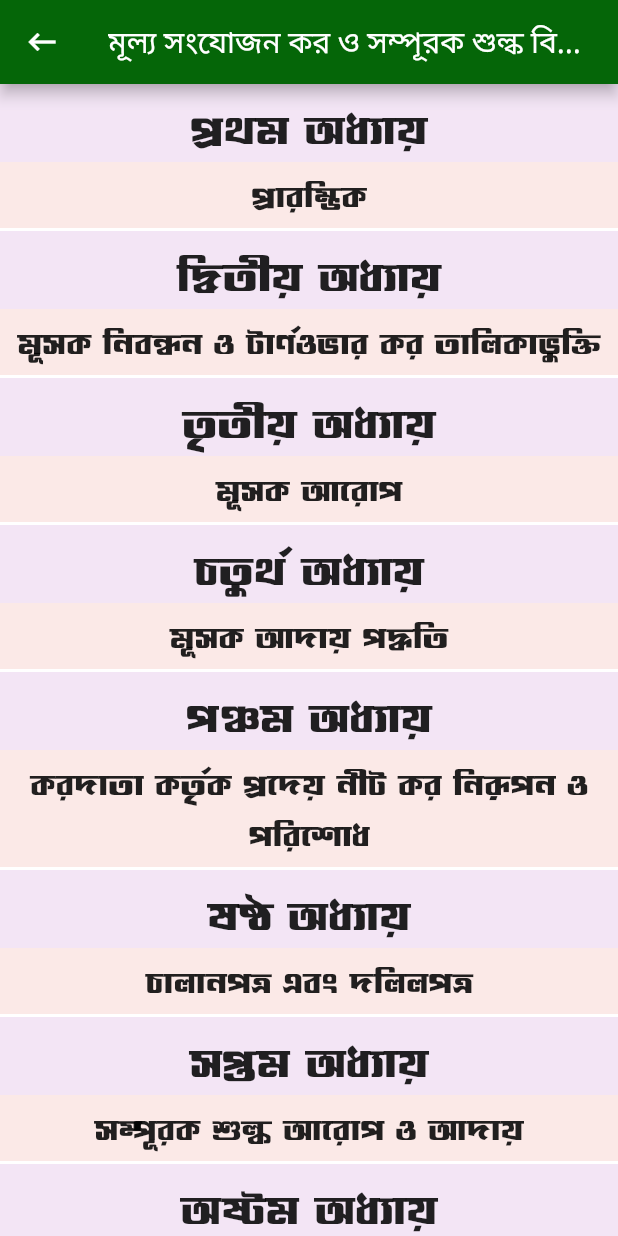
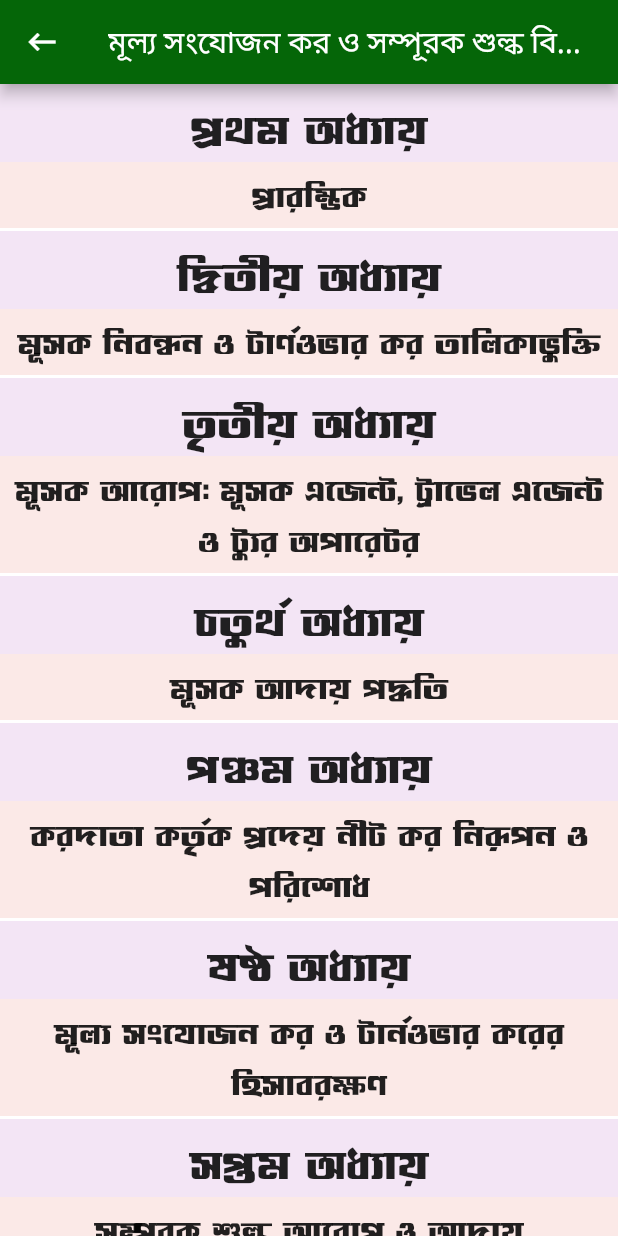
Before and after one commit to Nazmul1607081/VAT, a Flutter app: the Rule1 screen opened directly, on a phone screen of 412 x 824 dp. Run offline on Flutter 3.47's test engine with Material 2 defaults, Android fonts, the phone set to English and light mode, and no system bars; our stand-ins replace cloud_firestore, connectivity, decimal, device_info, dio, firebase_auth and 8 more; missing offline and left inert: flutter_pdfview, flutter_windowmanager; accounts and stored records are empty; network calls fail.

Commit message:
search option optimization

```diff
--- a/lib/constants.dart
+++ b/lib/constants.dart
@@ -27,7 +27,7 @@ List<LawItemSearch> lawList = [
   LawItemSearch("৩", "আইনের প্রাধান্য "),
   LawItemSearch("৪", "মূসক নিবন্ধনযোগ্য ব্যক্তি"),
   LawItemSearch("৫", "কেন্দ্রীয় বা শাখা ইউনিটের নিবন্ধন"),
-  LawItemSearch("৬", "মূসক নিবন্ধন"),
+  LawItemSearch("৬", "মূসক নিবন্ধন পদ্ধতি"),
   LawItemSearch("৭", "নিবন্ধিত ব্যক্তিবর্গের তালিকা প্রকাশ ও সংরক্ষণ"),
   LawItemSearch("৮", "স্বেচ্ছা মূসক নিবন্ধন"),
   LawItemSearch("৯", "স্বেচ্ছা মূসক নিবন্ধন"),
@@ -46,7 +46,8 @@ List<LawItemSearch> lawList = [
   LawItemSearch("১৭", "বাংলাদেশে প্রদত্ত সরবরাহ"),
   LawItemSearch("১৮", "নিবন্ধিত সরবরাহকারী এবং সরবরাহগ্রহীতা"),
   LawItemSearch("১৯", "অনাবাসিক ব্যক্তির মূসক এজেন্ট"),
-  LawItemSearch("২০", "আমদানিকৃত সেবার ক্ষেত্রে গ্রহীতার নিকট হইতে কর আদায়"),
+  LawItemSearch("২০",
+      "আমদানিকৃত সেবার ক্ষেত্রে গ্রহীতার নিকট হইতে (reverse charged) কর আদায়"),
   LawItemSearch("২১", "শূন্যহার বিশিষ্ট সরবরাহ"),
   LawItemSearch("২২", "বাংলাদেশের বাহিরে অবস্থিত ভূমি"),
   LawItemSearch("২৩", "রপ্তানির নিমিত্ত পণ্য সরবরাহ"),
@@ -62,13 +63,14 @@ List<LawItemSearch> lawList = [
   LawItemSearch("৩২ক", "বোর্ড কর্তৃক ব্যাখ্যা প্রদান"),
   LawItemSearch("৩৩", "করযোগ্য সরবরাহের উপর মূসক প্রদানকাল"),
   LawItemSearch("৩৪", "আনুক্রমিক বা পর্যাবৃত্ত সরবরাহ"),
-  LawItemSearch("৩৫", "একক ও বহুবিধ সরবরাহ"),
+  LawItemSearch("৩৫", "একই চালানে একাধিক ধরনের পণ্য ও সেবা সরবরাহ"),
   LawItemSearch("৩৬", "চলমান ব্যবসা হিসাবে প্রতিষ্ঠান বিক্রয়"),
-  LawItemSearch("৩৭", "অধিকার"),
+  LawItemSearch("৩৭",
+      "অধিকার (rights), ভবিষ্য ক্রয় বা বিক্রয়ের অধিকার (Option) এবং  ভাউচার"),
   LawItemSearch("৩৮", "আগাম মূল্য পরিশোধিত টেলিযোগাযোগ দ্রব্য ও সেবা সরবরাহ"),
   LawItemSearch("৩৯", "লটারী, লাকি ড্র, হাউজি, র‌্যাফেল ড্র এবং অনুরূপ উদ্যোগ"),
   LawItemSearch("৪০",
-      "কর্মচারী বা কর্মকর্তাকে নগদ অর্থের পরির্তে দ্রব্যের মাধ্যমে প্রদত্ত সুবিধার মূল্য"),
+      "কর্মচারী বা কর্মকর্তাকে নগদ অর্থের পরিবর্তে দ্রব্যের মাধ্যমে প্রদত্ত সুবিধার মূল্য"),
   LawItemSearch("৪১",
       "কর্মচারী বা কর্মকর্তাকে নগদ অর্থের পরির্তে দ্রব্যের মাধ্যমে প্রদত্ত সুবিধার মূল্য"),
   LawItemSearch("৪২", "বাতিলকৃত লেনদেন"),
@@ -88,18 +90,19 @@ List<LawItemSearch> lawList = [
   LawItemSearch("৫৫", "সম্পূরক শুল্ক আরোপ"),
   LawItemSearch("৫৬", "সম্পূরক শুল্ক পরিশোধে দায়ী ব্যক্তি"),
   LawItemSearch("৫৭", "সম্পূরক শুল্ক আরোপযোগ্য মূল্য"),
-  LawItemSearch("৫৮", "তামাক এবং এলকোহলযু্ক্ত পণ্যের ক্ষেত্রে বিশেষ পরিকল্প"),
+  LawItemSearch(
+      "৫৮", "তামাক এবং এ্যালকোহলযু্ক্ত পণ্যের ক্ষেত্রে বিশেষ পরিকল্প"),
   LawItemSearch("৫৯", "আমদানির উপর সম্পূরক শুল্ক আদায়"),
   LawItemSearch("৬০", "সরবরাহের উপর সম্পূরক শুল্ক আদায়"),
-  LawItemSearch("৬১", "সম্পূরক শুল্ক আদায়যোগ্য পণ্যের অনুমিত সরবরাহ"),
+  LawItemSearch("৬১", "সম্পূরক শুল্ক আরোপযোগ্য পণ্যের অনুমিত সরবরাহ"),
   LawItemSearch("৬২", "সম্পূরক শুল্কের নিমিত্ত হ্রাসকারী সমন্বয়"),
-  LawItemSearch("৬৩", "টার্ণওভার কর আরোপ ও আদায়"),
+  LawItemSearch("৬৩", "টার্নওভার কর আরোপ ও আদায়"),
   LawItemSearch("৬৪", "দাখিলপত্র পেশ"),
   LawItemSearch("৬৫", "বিলম্বে দাখিলপত্র পেশ"),
   LawItemSearch("৬৬", "দাখিলপত্রে সংশোধন"),
   LawItemSearch("৬৭", "পূর্ণ, অতিরিক্ত বা বিকল্প দাখিলপত্র পেশ"),
   LawItemSearch("৬৮", "ঋণাত্মক নীট অর্থ জের টানা ও ফেরত প্রদান"),
-  LawItemSearch("৬৯", "ঋণাত্মক নীট অর্থ জের টানা ব্যতিরেকে ফেরত প্রদান"),
+  LawItemSearch("৬৯", "ঋণাত্মক নীট পরিমাণ অর্থ জের টানা ব্যতিরেকে ফেরত প্রদান"),
   LawItemSearch("৭০", "ফেরত প্রদত্ত অর্থের প্রয়োগ"),
   LawItemSearch("৭১",
       "কূটনৈতিক এবং অন্যান্য আন্তর্জাতিক সংস্থা কর্তৃক প্রদত্ত কর ফেরত প্রদান"),
@@ -121,7 +124,7 @@ List<LawItemSearch> lawList = [
   LawItemSearch(
       "৮৬", "ন্যায় নির্ণয়ার্থ কাযধারা গ্রহণে মূসক কর্মকর্তাগণের আর্থিক সীমা"),
   LawItemSearch("৮৭", "সমন প্রেরণ"),
-  LawItemSearch("৮৮", "শুল্ক কর্মকর্তাগণের দায়িত্ব এবং ক্ষমতা"),
+  LawItemSearch("৮৮", "কাস্টমস কর্মকর্তাগণের দায়িত্ব এবং ক্ষমতা"),
   LawItemSearch("৮৯", "গোপনীয়তা"),
   LawItemSearch(
       "৮৯ক", "মূল্য সংযোজন কর আইনের ক্ষেত্রে অন্যান্য আইনের প্রয়োগ"),
@@ -150,7 +153,7 @@ List<LawItemSearch> lawList = [
   LawItemSearch("১০৯", "নোটিশ জারি"),
   LawItemSearch("১১০", "দলিলপত্রের বৈধতা"),
   LawItemSearch("১১১",
-      "মূসক নিবন্ধন বা টার্ণওভার কর সনদপত্র ও কর দলিল সংক্রান্ত অপরাধ ও দন্ড"),
+      "মূসক নিবন্ধন বা টার্নওভার কর সনদপত্র ও কর দলিল সংক্রান্ত অপরাধ ও দন্ড"),
   LawItemSearch(
       "১১২", "মিথ্যা বা বিভ্রান্তিকর বিবৃতি বা বিবরণ প্রদানের অপরাধ ও দন্ড"),
   LawItemSearch("১১৩", "প্রতিবন্ধকতা সৃষ্টির অপরাধ ও দন্ড"),
@@ -168,8 +171,8 @@ List<LawItemSearch> lawList = [
   LawItemSearch("১২৩", "কার্যধারায় সাক্ষ্য প্রমাণের দায়"),
   LawItemSearch("১২৪", "হাইকোর্ট বিভাগে রিভিশন"),
   LawItemSearch("১২৫", "বিকল্প উপায়ে বিরোধ নিষ্পত্তি"),
-  LawItemSearch("১২৬", "সরকার কর্তৃক কর অব্যাহতি"),
-  LawItemSearch("১২৬ক", "পুরস্কার ও কর্মদক্ষতা প্রণোদনা"),
+  LawItemSearch("১২৬", "অব্যাহতি"),
+  LawItemSearch("১২৬ক", "পুরস্কার ও কর্মদক্ষতা প্রণোদনা প্রদান"),
   LawItemSearch("১২৭", "প্রদেয় করের উপর সুদ আরোপ"),
   LawItemSearch("১২৭ক", "সরকারী পাওনা অবলোপন ক্ষমতা"),
   LawItemSearch("১২৭খ",
@@ -180,11 +183,12 @@ List<LawItemSearch> lawList = [
   LawItemSearch("১২৯ক", "সরল বিশ্বাসে কৃত কাজকর্মের সংরক্ষণ"),
   LawItemSearch("১৩০", "মূসক পরামর্শক নিয়োগ"),
   LawItemSearch("১৩১", "করণিক ত্রুটি ইত্যাদির সংশোধন"),
-  LawItemSearch("১৩২", "দাখিলপত্রের প্রত্যায়িত অনুলিপি"),
+  LawItemSearch("১৩২", "দলিলপত্রের প্রত্যায়িত অনুলিপি"),
   LawItemSearch("১৩৩", "মূসক ছাড়পত্র প্রদান"),
   LawItemSearch("১৩৪", "ব্যক্তি মালিকানাধীন প্রতিষ্ঠানের মাধ্যমে কার্যসম্পাদন"),
   LawItemSearch("১৩৫", "বিধি প্রণয়নের ক্ষমতা"),
-  LawItemSearch("১৩৫ক", "মূসক কর্মকর্তা ও কর্মচারীদের "),
+  LawItemSearch(
+      "১৩৫ক", "মূসক কর্মকর্তা ও কর্মচারীদের ইউনিফর্ম এবং ভাতা নির্ধারণ"),
   LawItemSearch("১৩৬", "ইংরেজীতে অনুদিত পাঠ প্রকাশ"),
   LawItemSearch("১৩৭", "রহিতকরণ ও হেফাজত"),
   LawItemSearch("১৩৮", "ক্রান্তিকালীণ কর হিসাব"),
@@ -243,7 +247,7 @@ List<BdItemSearch> bdList = [
   BdItemSearch("৩৮",
       "হিসাব রক্ষণ কর্মকর্তা কর্তৃক অনিবন্ধিত সরবরাহ গ্রহীতার পক্ষে উৎসে মূসক কর্তন ও পরিশোধ"),
   BdItemSearch("৩৯", 'উৎসে কর্তনের পর সরবরাহকারী কর্তৃক হ্রাসকারী সমন্বয়'),
-  BdItemSearch("৪০", "মূসক হিসাব রক্ষণ"),
+  BdItemSearch("৪০", "মূসক হিসাবরক্ষণ"),
   BdItemSearch("৪১", 'টার্ণওভার কর হিসাবরক্ষণ'),
   BdItemSearch("৪২", "ক্রয়-বিক্রয়ের তথ্য দাখিল"),
   BdItemSearch(
--- a/lib/law/law1.dart
+++ b/lib/law/law1.dart
@@ -238,7 +238,7 @@ class _Law1BodyState extends State<Law1Body> {
                   ),
                 );
                 chapter2.add(ChapRow(
-                  name: 'মূসক নিবন্ধন',
+                  name: 'মূসক নিবন্ধন পদ্ধতি',
                   num: '৬',
                   dir: 'law',
                   leftalignment: 20.0,
@@ -688,7 +688,7 @@ class _Law1BodyState extends State<Law1Body> {
                   ),
                 );
                 chapter4.add(ChapRow(
-                  name: 'একক ও বহুবিধ সরবরাহ',
+                  name: 'একই চালানে একাধিক ধরনের পণ্য ও সেবা সরবরাহ',
                   num: '৩৫',
                   leftalignment: 15.0,
                   colorno: '1',
@@ -714,7 +714,8 @@ class _Law1BodyState extends State<Law1Body> {
                   ),
                 );
                 chapter4.add(ChapRow(
-                  name: 'অধিকার',
+                  name:
+                      'অধিকার (rights), ভবিষ্য ক্রয় বা বিক্রয়ের অধিকার (Option) এবং ভাউচার',
                   num: '৩৭',
                   leftalignment: 15.0,
                   dir: 'law',
@@ -755,7 +756,7 @@ class _Law1BodyState extends State<Law1Body> {
                 );
                 chapter4.add(ChapRow(
                   name:
-                      'কর্মচারী বা কর্মকর্তাকে নগদ অর্থের পরির্তে দ্রব্যের মাধ্যমে প্রদত্ত সুবিধার মূল্য',
+                      'কর্মচারী বা কর্মকর্তাকে নগদ অর্থের পরিবর্তে দ্রব্যের মাধ্যমে প্রদত্ত সুবিধার মূল্য',
                   num: '৪০',
                   leftalignment: 15.0,
                   colorno: '0',
@@ -1076,7 +1077,8 @@ class _Law1BodyState extends State<Law1Body> {
                   ),
                 );
                 chapter7.add(ChapRow(
-                  name: 'তামাক এবং এলকোহলযু্ক্ত পণ্যের ক্ষেত্রে বিশেষ পরিকল্প',
+                  name:
+                      'তামাক এবং এ্যালকোহলযু্ক্ত পণ্যের ক্ষেত্রে বিশেষ পরিকল্প',
                   num: '৫৮',
                   leftalignment: 15.0,
                   colorno: '1',
@@ -1115,7 +1117,7 @@ class _Law1BodyState extends State<Law1Body> {
                   ),
                 );
                 chapter7.add(ChapRow(
-                  name: 'সম্পূরক শুল্ক আদায়যোগ্য পণ্যের অনুমিত সরবরাহ',
+                  name: 'সম্পূরক শুল্ক আরোপযোগ্য পণ্যের অনুমিত সরবরাহ',
                   num: '৬১',
                   leftalignment: 15.0,
                   colorno: '0',
@@ -1170,7 +1172,7 @@ class _Law1BodyState extends State<Law1Body> {
               } else {
                 chap18show = true;
                 chapter18.add(ChapRow(
-                  name: 'টার্ণওভার কর আরোপ ও আদায়',
+                  name: 'টার্নওভার কর আরোপ ও আদায়',
                   num: '৬৩',
                   leftalignment: 15.0,
                   colorno: '0',
@@ -1306,7 +1308,8 @@ class _Law1BodyState extends State<Law1Body> {
                   ),
                 );
                 chapter9.add(ChapRow(
-                  name: 'ঋণাত্মক নীট অর্থ জের টানা ব্যতিরেকে ফেরত প্রদান',
+                  name:
+                      'ঋণাত্মক নীট পরিমাণ অর্থ জের টানা ব্যতিরেকে ফেরত প্রদান',
                   num: '৬৯',
                   leftalignment: 15.0,
                   colorno: '1',
@@ -1616,7 +1619,7 @@ class _Law1BodyState extends State<Law1Body> {
                   ),
                 );
                 chapter11.add(ChapRow(
-                  name: 'শুল্ক কর্মকর্তাগণের দায়িত্ব এবং ক্ষমতা',
+                  name: 'কাস্টমস কর্মকর্তাগণের দায়িত্ব এবং ক্ষমতা',
                   num: '৮৮',
                   leftalignment: 15.0,
                   colorno: '0',
@@ -1642,7 +1645,8 @@ class _Law1BodyState extends State<Law1Body> {
                   ),
                 );
                 chapter11.add(ChapRow(
-                  name: 'গোপনীয়তা',
+                  name:
+                      'মূল্য সংযোজন কর আইনের ক্ষেত্রে অন্যান্য আইনের প্রয়োগ',
                   num: '৮৯ক',
                   leftalignment: 5.0,
                   colorno: '0',
@@ -2048,7 +2052,7 @@ class _Law1BodyState extends State<Law1Body> {
                 chap15show = true;
                 chapter15.add(ChapRow(
                   name:
-                      'মূসক নিবন্ধন বা টার্ণওভার কর সনদপত্র ও কর দলিল সংক্রান্ত অপরাধ ও দন্ড',
+                      'মূসক নিবন্ধন বা টার্নওভার কর সনদপত্র ও কর দলিল সংক্রান্ত অপরাধ ও দন্ড',
                   num: '১১১',
                   leftalignment: 10.0,
                   colorno: '0',
@@ -2301,7 +2305,7 @@ class _Law1BodyState extends State<Law1Body> {
               } else {
                 chap17show = true;
                 chapter17.add(ChapRow(
-                  name: 'সরকার কর্তৃক কর অব্যাহতি',
+                  name: 'অব্যাহতি',
                   num: '১২৬',
                   leftalignment: 10.0,
                   colorno: '0',
@@ -2314,7 +2318,7 @@ class _Law1BodyState extends State<Law1Body> {
                   ),
                 );
                 chapter17.add(ChapRow(
-                  name: 'পুরস্কার ও কর্মদক্ষতা প্রণোদনা',
+                  name: 'পুরস্কার ও কর্মদক্ষতা প্রণোদনা প্রদান',
                   num: '১২৬ক',
                   leftalignment: 2.0,
                   colorno: '1',
@@ -2433,7 +2437,7 @@ class _Law1BodyState extends State<Law1Body> {
                   ),
                 );
                 chapter17.add(ChapRow(
-                  name: 'দাখিলপত্রের প্রত্যায়িত অনুলিপি',
+                  name: 'দলিলপত্রের প্রত্যায়িত অনুলিপি',
                   num: '১৩২',
                   leftalignment: 10.0,
                   colorno: '0',
@@ -2486,7 +2490,8 @@ class _Law1BodyState extends State<Law1Body> {
                 );
 
                 chapter17.add(ChapRow(
-                  name: 'মূসক কর্মকর্তা ও কর্মচারীদের',
+                  name:
+                      'মূসক কর্মকর্তা ও কর্মচারীদের ইউনিফর্ম এবং ভাতা নির্ধারণ',
                   num: '১৩৫ক',
                   leftalignment: 2.0,
                   colorno: '0',
--- a/lib/rule/rule1.dart
+++ b/lib/rule/rule1.dart
@@ -447,7 +447,7 @@ class _Rule1BodyState extends State<Rule1Body> {
           },
           child: Heading(
             chapno: 'তৃতীয় অধ্যায়',
-            chapitle: 'মূসক আরোপ',
+            chapitle: 'মূসক আরোপ: মূসক এজেন্ট, ট্রাভেল এজেন্ট ও ট্যুর অপারেটর',
           ),
         ),
         ListView.builder(
@@ -868,7 +868,7 @@ class _Rule1BodyState extends State<Rule1Body> {
                   ),
                 );
                 chapter6.add(ChapRow(
-                  name: 'মূসক হিসাব রক্ষণ',
+                  name: 'মূসক হিসাবরক্ষণ',
                   num: '৪০',
                   leftalignment: 15.0,
                   colorno: '0',
@@ -938,7 +938,7 @@ class _Rule1BodyState extends State<Rule1Body> {
           },
           child: Heading(
             chapno: 'ষষ্ঠ অধ্যায়',
-            chapitle: 'চালানপত্র এবং দলিলপত্র',
+            chapitle: 'মূল্য সংযোজন কর ও টার্নওভার করের হিসাবরক্ষণ',
           ),
         ),
         ListView.builder(
--- a/pubspec.yaml
+++ b/pubspec.yaml
@@ -15,7 +15,7 @@ publish_to: 'none' # Remove this line if you wish to publish to pub.dev
 # In iOS, build-name is used as CFBundleShortVersionString while build-number used as CFBundleVersion.
 # Read more about iOS versioning at
 # https://developer.apple.com/library/archive/documentation/General/Reference/InfoPlistKeyReference/Articles/CoreFoundationKeys.html
-version: 1.0.2+4
+version: 1.0.3+6
 
 environment:
   sdk: ">=2.7.0 <3.0.0"
```
Also changed, not shown: lib/components/search.dart (+38 -1 lines), lib/form/form.dart (+7 -2 lines), lib/main.dart (+19 -0 lines), lib/pages/spalashscreen.dart (+7 -7 lines), lib/sequrity.dart (+26 -2 lines), lib/sro/mypdfview.dart (+12 -5 lines), pubspec.lock, 2 other files.
